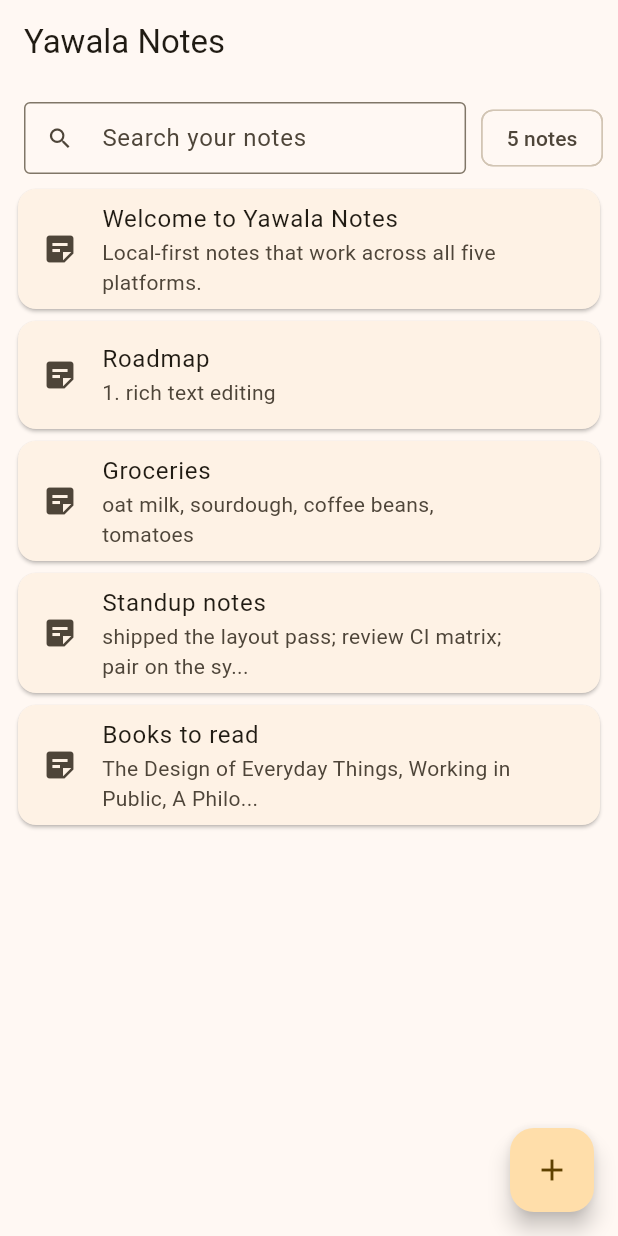
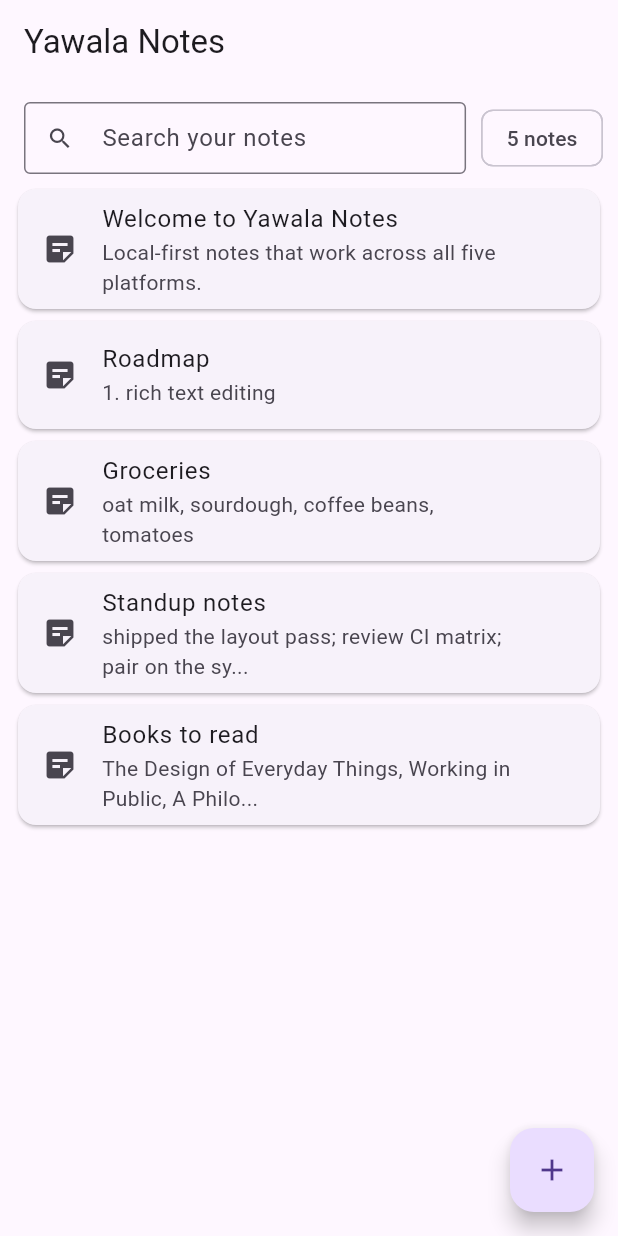
Before and after one commit to yawala-siwala/yawala-notes, a Flutter app: the screen it shows after launch, on a phone screen of 412 x 824 dp. Run offline on Flutter 3.47's test engine with Material 3 defaults, Android fonts, the phone set to English and light mode, and no system bars; missing offline and left inert: yawala_core.

Commit message:
feat(app): adopt yawala-core Material 3 theme (light + dark)
- drop locally hand-rolled ThemeData in app.dart
- consume buildYawalaTheme with the app seed (YawalaColors.notes) from yawala-core
- register darkTheme + ThemeMode.system so dark mode ships by default

```diff
--- a/lib/app.dart
+++ b/lib/app.dart
@@ -1,4 +1,6 @@
 import 'package:flutter/material.dart';
+
+import 'package:yawala_core/yawala_core.dart';
 
 import 'state/app_state.dart';
 import 'ui/screens/home_screen.dart';
@@ -14,12 +16,12 @@ class YawalaApp extends StatelessWidget {
     return MaterialApp(
       title: 'Yawala Notes',
       debugShowCheckedModeBanner: false,
-      theme: ThemeData(
-        useMaterial3: true,
-        colorScheme: ColorScheme.fromSeed(
-          seedColor: const Color(0xFF8A6D3B),
-        ),
+      theme: buildYawalaTheme(seedColor: YawalaColors.notes),
+      darkTheme: buildYawalaTheme(
+        brightness: Brightness.dark,
+        seedColor: YawalaColors.notes,
       ),
+      themeMode: ThemeMode.system,
       home: NotesHomeScreen(state: state),
     );
   }
```
